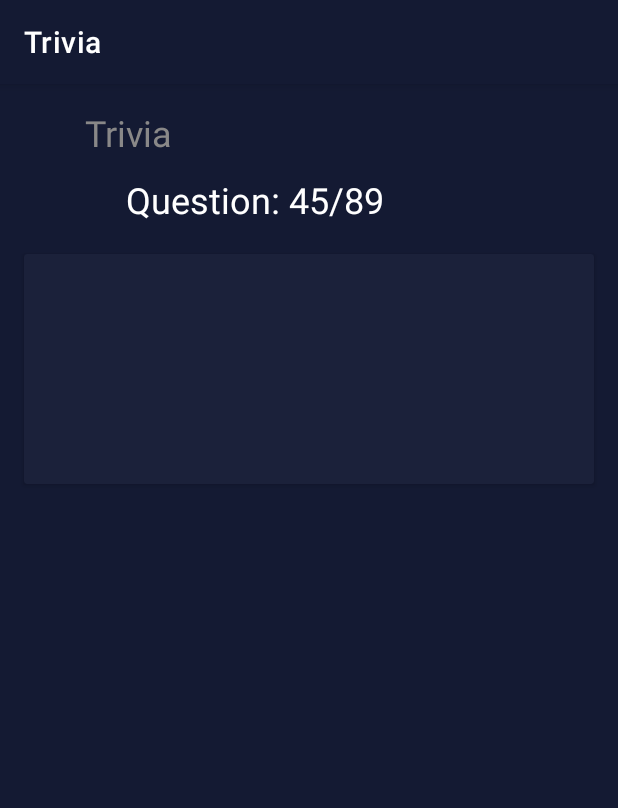
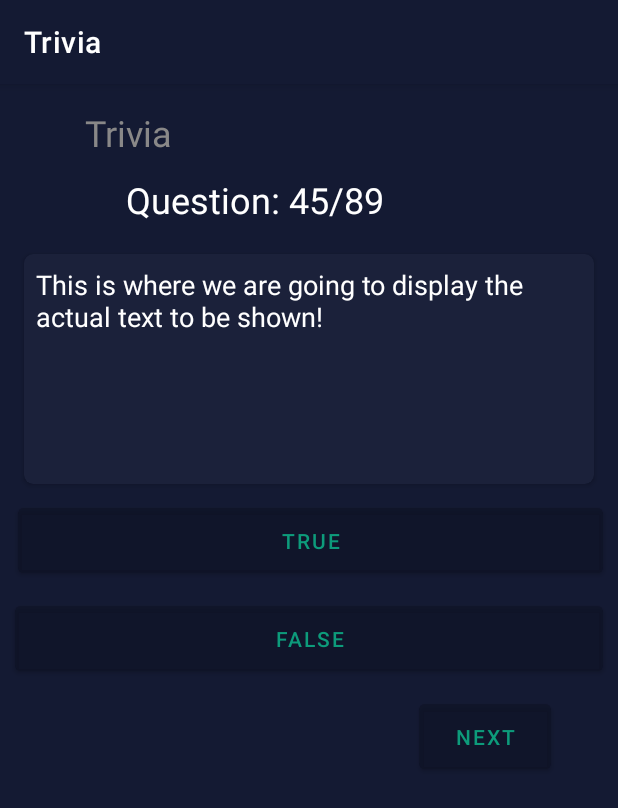
Before and after one commit to DaviRamosUC/basics2Android, an Android app: the screen it shows after launch (MainActivity), on a phone screen of 412 x 824 dp. Shown: the top 808 px of the screen. Run offline under Robolectric (Android 15) with nearby library versions, the phone set to English and light mode, and no system bars; our stand-ins replace Volley, data binding; network calls fail; Roboto replaces fonts that are not available here.

Commit message:
Setup data binding view and show next question

```diff
--- a/Trivia/app/build.gradle
+++ b/Trivia/app/build.gradle
@@ -25,6 +25,10 @@ android {
         sourceCompatibility JavaVersion.VERSION_1_8
         targetCompatibility JavaVersion.VERSION_1_8
     }
+
+    buildFeatures{
+        dataBinding true
+    }
 }
 
 dependencies {
--- a/Trivia/app/src/main/java/com/devdavi/trivia/MainActivity.java
+++ b/Trivia/app/src/main/java/com/devdavi/trivia/MainActivity.java
@@ -1,26 +1,50 @@
 package com.devdavi.trivia;
 
 import android.os.Bundle;
-import android.util.Log;
 
 import androidx.appcompat.app.AppCompatActivity;
+import androidx.databinding.DataBindingUtil;
 
 import com.devdavi.trivia.data.Repository;
+import com.devdavi.trivia.databinding.ActivityMainBinding;
 import com.devdavi.trivia.model.Question;
 
 import java.util.List;
 
 public class MainActivity extends AppCompatActivity {
 
+    private ActivityMainBinding binding;
+    private int currentQuestionIndex = 0;
+    List<Question> questionList;
+
 
     @Override
     protected void onCreate(Bundle savedInstanceState) {
         super.onCreate(savedInstanceState);
         setContentView(R.layout.activity_main);
+        binding = DataBindingUtil.setContentView(this, R.layout.activity_main);
 
-        List<Question> questions = new Repository().getQuestions(questionArrayList -> {
-            Log.d("MAIN", "onCreate: " + questionArrayList);
+        questionList = new Repository().getQuestions(questionArrayList -> {
+            updateQuestion();
+        });
+
+        binding.buttonNext.setOnClickListener(view -> {
+            currentQuestionIndex = (currentQuestionIndex + 1) % questionList.size();
+            updateQuestion();
+        });
+
+        binding.buttonTrue.setOnClickListener(view -> {
+
+        });
+
+        binding.buttonFalse.setOnClickListener(view -> {
+
         });
 
     }
+
+    private void updateQuestion() {
+        String question = questionList.get(currentQuestionIndex).getQuestion();
+        binding.questionTextView.setText(question);
+    }
 }
--- a/Trivia/app/src/main/res/layout/activity_main.xml
+++ b/Trivia/app/src/main/res/layout/activity_main.xml
@@ -1,14 +1,20 @@
 <?xml version="1.0" encoding="utf-8"?>
-<androidx.constraintlayout.widget.ConstraintLayout xmlns:android="http://schemas.android.com/apk/res/android"
+<layout xmlns:android="http://schemas.android.com/apk/res/android"
     xmlns:app="http://schemas.android.com/apk/res-auto"
-    xmlns:tools="http://schemas.android.com/tools"
+    xmlns:tools="http://schemas.android.com/tools">
+
+    <data>
+
+    </data>
+
+    <androidx.constraintlayout.widget.ConstraintLayout
         android:layout_width="match_parent"
         android:layout_height="match_parent"
         android:background="#141A33"
         tools:context=".MainActivity">
 
         <TextView
-        android:id="@+id/title"
+            android:id="@+id/title_text"
             android:text="@string/title_text"
             android:textColor="@color/light_gray_txt_color"
             android:textSize="24sp"
@@ -19,7 +25,7 @@
             style="@style/MainTextStyle" />
 
         <TextView
-        android:id="@+id/textView"
+            android:id="@+id/text_view_out_of"
             android:layout_width="wrap_content"
             android:layout_height="wrap_content"
             android:layout_marginTop="12dp"
@@ -29,9 +35,10 @@
             app:layout_constraintEnd_toEndOf="parent"
             app:layout_constraintHorizontal_bias="0.35"
             app:layout_constraintStart_toStartOf="parent"
-        app:layout_constraintTop_toBottomOf="@+id/title" />
+            app:layout_constraintTop_toBottomOf="@+id/title_text" />
 
         <androidx.cardview.widget.CardView
+            android:id="@+id/card_view"
             android:layout_width="match_parent"
             android:layout_height="153dp"
             android:layout_marginStart="16dp"
@@ -39,8 +46,55 @@
             android:layout_marginEnd="16dp"
             android:backgroundTint="#1B213A"
             android:elevation="12dp"
+            app:cardCornerRadius="6dp"
             app:layout_constraintEnd_toEndOf="parent"
             app:layout_constraintStart_toStartOf="parent"
-        app:layout_constraintTop_toBottomOf="@+id/textView" />
+            app:layout_constraintTop_toBottomOf="@+id/text_view_out_of">
+
+            <TextView
+                android:id="@+id/question_text_view"
+                android:layout_width="wrap_content"
+                android:layout_height="wrap_content"
+                android:padding="@dimen/question_text_padding"
+                android:text="@string/placeholder"
+                android:textColor="@color/white"
+                android:textSize="18sp" />
+        </androidx.cardview.widget.CardView>
+
+        <Button
+            android:id="@+id/button_false"
+            style="@style/ButtonStyle"
+            android:layout_width="0dp"
+            android:layout_height="55dp"
+            android:layout_marginTop="8dp"
+            android:text="@string/false_button"
+            app:layout_constraintEnd_toEndOf="parent"
+            app:layout_constraintHorizontal_bias="0.498"
+            app:layout_constraintStart_toStartOf="parent"
+            app:layout_constraintTop_toBottomOf="@+id/button_true" />
+
+        <Button
+            android:id="@+id/button_true"
+            style="@style/ButtonStyle"
+            android:layout_width="390dp"
+            android:layout_height="55dp"
+            android:text="@string/true_button"
+            app:layout_constraintEnd_toEndOf="parent"
+            app:layout_constraintHorizontal_bias="0.842"
+            app:layout_constraintStart_toStartOf="parent"
+            app:layout_constraintTop_toBottomOf="@+id/card_view" />
+
+        <Button
+            android:id="@+id/button_next"
+            style="@style/ButtonStyle"
+            android:layout_width="wrap_content"
+            android:layout_height="55dp"
+            android:layout_marginTop="12dp"
+            android:text="@string/next_button"
+            app:layout_constraintEnd_toEndOf="parent"
+            app:layout_constraintHorizontal_bias="0.886"
+            app:layout_constraintStart_toStartOf="parent"
+            app:layout_constraintTop_toBottomOf="@+id/button_false" />
 
     </androidx.constraintlayout.widget.ConstraintLayout>
+</layout>
--- a/Trivia/app/src/main/res/values/colors.xml
+++ b/Trivia/app/src/main/res/values/colors.xml
@@ -8,4 +8,5 @@
     <color name="black">#FF000000</color>
     <color name="white">#FFFFFFFF</color>
     <color name="light_gray_txt_color">#898888</color>
+    <color name="button_text_color">#0D9B7B</color>
 </resources>
--- /dev/null
+++ b/Trivia/app/src/main/res/values/dimens.xml
@@ -0,0 +1,6 @@
+<?xml version="1.0" encoding="utf-8"?>
+<resources>
+    <dimen name="button_margin">10dp</dimen>
+    <dimen name="button_padding">6dp</dimen>
+    <dimen name="question_text_padding">8dp</dimen>
+</resources>
--- a/Trivia/app/src/main/res/values/strings.xml
+++ b/Trivia/app/src/main/res/values/strings.xml
@@ -2,4 +2,8 @@
     <string name="app_name">Trivia</string>
     <string name="title_text">Trivia</string>
     <string name="out_of_text">Question: 45/89</string>
+    <string name="true_button">True</string>
+    <string name="false_button">False</string>
+    <string name="next_button">Next</string>
+    <string name="placeholder">This is where we are going to display the actual text to be shown!</string>
 </resources>
--- a/Trivia/app/src/main/res/values/styles.xml
+++ b/Trivia/app/src/main/res/values/styles.xml
@@ -7,4 +7,12 @@
         <item name="android:layout_marginTop">16dp</item>
         <item name="android:fontFamily">@font/roboto_medium</item>
     </style>
+
+    <style name="ButtonStyle">
+        <item name="android:layout_height">53dp</item>
+        <item name="android:layout_margin">@dimen/button_margin</item>
+        <item name="android:backgroundTint">#6D101326</item>
+        <item name="android:padding">@dimen/button_padding</item>
+        <item name="android:textColor">@color/button_text_color</item>
+    </style>
 </resources>
```
Lines whose indentation alone changed are shown as unchanged.
